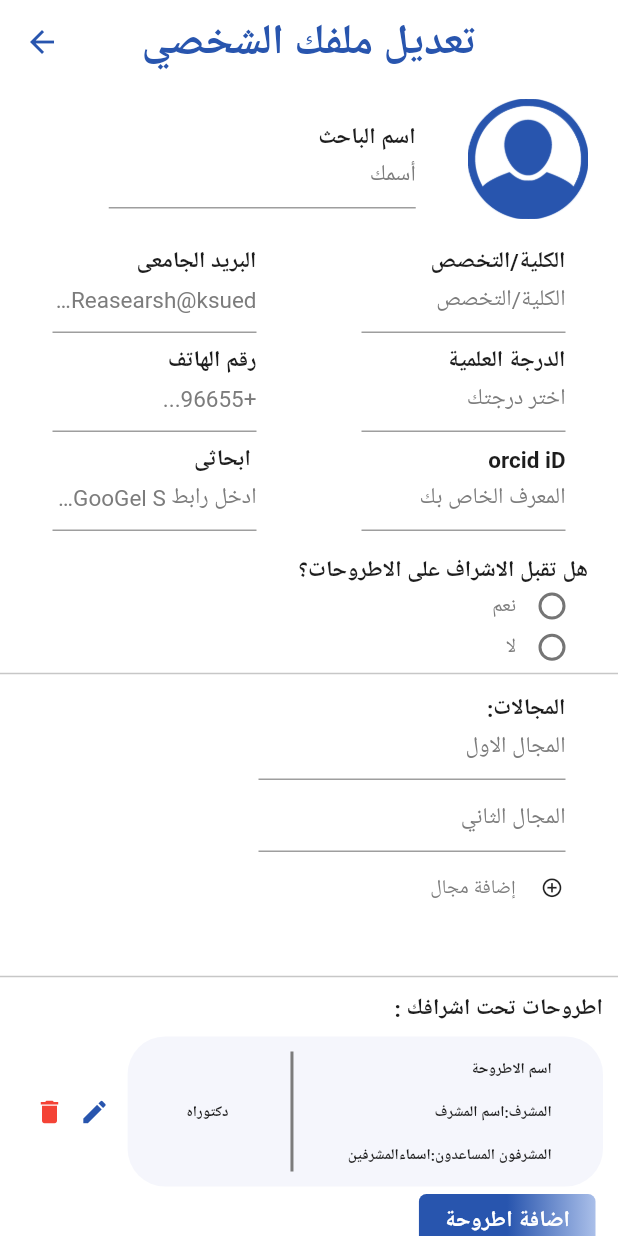
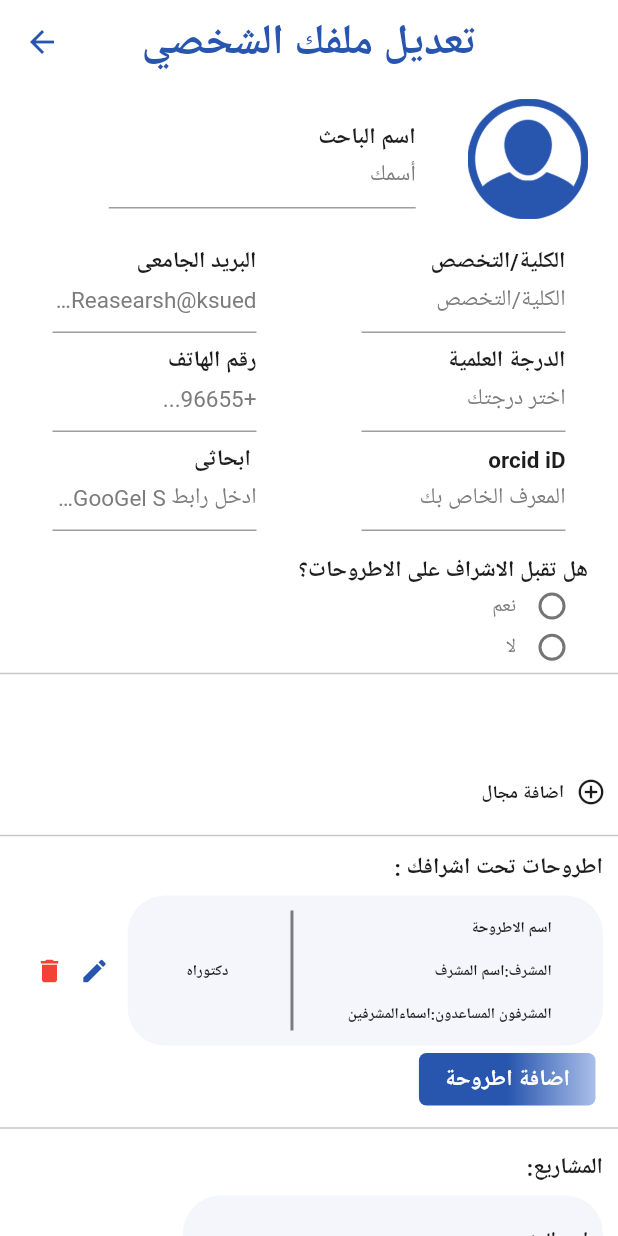
Before and after one commit to haneengheas/aban, a Flutter app: the EditProfile screen opened directly, on a phone screen of 412 x 824 dp. Run offline on Flutter 3.47's test engine with Material 2 defaults, Android fonts, the phone set to English and light mode, and no system bars; our stand-ins replace emoji_picker_flutter, google_fonts, table_calendar; missing offline and left inert: quds_ui_kit; Roboto replaces fonts that are missing (Cairo).

Commit message:
ان شاء الله اخر تعديل

```diff
--- a/lib/screens/profile/eidt_profile/list_project_item.dart
+++ b/lib/screens/profile/eidt_profile/list_project_item.dart
@@ -7,12 +7,20 @@ class ListProjectItem extends StatefulWidget {
 }
 
 class _ListProjectItemState extends State<ListProjectItem> {
-  bool widgetVisible = false ;
-
-  void showWidget(){
-    setState(() {
-      widgetVisible =!widgetVisible ;
-    });
+  var fields = <TextEditingController>[];
+  var cards = <Card>[];
+  Card createCard() {
+    var TextController = TextEditingController();
+    fields.add(TextController);
+    return Card(
+      margin: EdgeInsets.symmetric(horizontal: 20),
+      child: TextFormField(
+        decoration: InputDecoration(
+            hintText: "المجال ${cards.length + 1}",
+            hintStyle: hintStyle3,
+            floatingLabelBehavior: FloatingLabelBehavior.always),
+      ),
+    );
   }
 
   @override
@@ -20,69 +28,26 @@ class _ListProjectItemState extends State<ListProjectItem> {
     return Column(
       crossAxisAlignment: CrossAxisAlignment.start,
       children: [
-        Container(
-            width: sizeFromWidth(context, 1.5),
-            child: TextFieldUser(
-                hintText: "المجال الاول",
-                labelText: "المجالات:",
-                scure: true)),
-        Container(
-          width: sizeFromWidth(context, 1.5),
-          child:  Padding(
-            padding: const EdgeInsets.symmetric(horizontal: 35,),
-            child: Directionality(
-              textDirection: TextDirection.rtl,
-              child: TextFormField(
-                decoration: InputDecoration(
-                  // prefixIcon: Icon(Icons.star,size: 5,color: Colors.red,),
-
-                  hintText: 'المجال الثاني',
-                  hintStyle: hintStyle,
-                  floatingLabelBehavior: FloatingLabelBehavior.always,
-                ),
-              ),
-            ),
+        // Container(
+        //     width: sizeFromWidth(context, 1.5),
+        //     child: TextFieldUser(
+        //         hintText: "المجال الاول",
+        //         labelText: "المجالات:",
+        //         scure: true)),
+        SizedBox(
+          height: 50,
+          width: 300,
+          child: ListView.builder(
+            itemCount: cards.length,
+            itemBuilder: (BuildContext context, int index) {
+              return cards[index];
+            },
           ),
         ),
-
-        Row(
-          children: [
-            Padding(
-              padding: const EdgeInsets.only(right: 20),
-              child: IconButton(
-                icon: Icon(
-                  Icons.add_circle_outline_sharp,
-                  size: 15,
-
-                ),
-                onPressed: () {
-                  showWidget();
-                },
-              ),
-            ),
-            Text(
-              'إضافة مجال',
-              style: hintStyle3,
-            )
-          ],
-        ),
-        Visibility(
-          maintainSize: true,
-          maintainAnimation: true,
-          maintainState: true,
-          visible: widgetVisible,
-          child: Container(
-              margin: EdgeInsets.symmetric(horizontal: 40),
-              height: 30,
-              width: 200,
-              child: TextField(
-                decoration: InputDecoration(
-                    hintText: 'ادخل المجال',
-                    hintStyle: hintStyle
-                ),
-              )
-          ),
-        ),
+        TextButton.icon(
+            onPressed: () => setState(() => cards.add(createCard())),
+            icon: Icon(Icons.add_circle_outline,color: black,size: 20,),
+            label: Text('اضافة مجال',style: hintStyle4,)),
       ],
     );
   }
--- a/lib/screens/profile/facultymember/profile/project_list.dart
+++ b/lib/screens/profile/facultymember/profile/project_list.dart
@@ -101,7 +101,7 @@ class _ProjectListState extends State<ProjectList> {
 
 List<List> completed = [
   ['دكتوراه', 'bookmark (1).png',true,'bookmark (2).png'],
-  ['ماجستير', 'bookmark (2).png',false,'bookmark (2).png'],
+  ['ماجستير', 'bookmark (1).png',false,'bookmark (2).png'],
   ['دكتوراه', 'bookmark (1).png',true,'bookmark (2).png'],
-  ['ماجستير', 'bookmark (2).png',true,'bookmark (2).png'],
+  ['ماجستير', 'bookmark (1).png',true,'bookmark (2).png'],
 ];
```
Also changed, not shown: lib/screens/profile/facultymember/profile/theses_list.dart (+4 -4 lines), lib/screens/profile/graduatedmember/create_profile/view.dart (+6 -8 lines).
